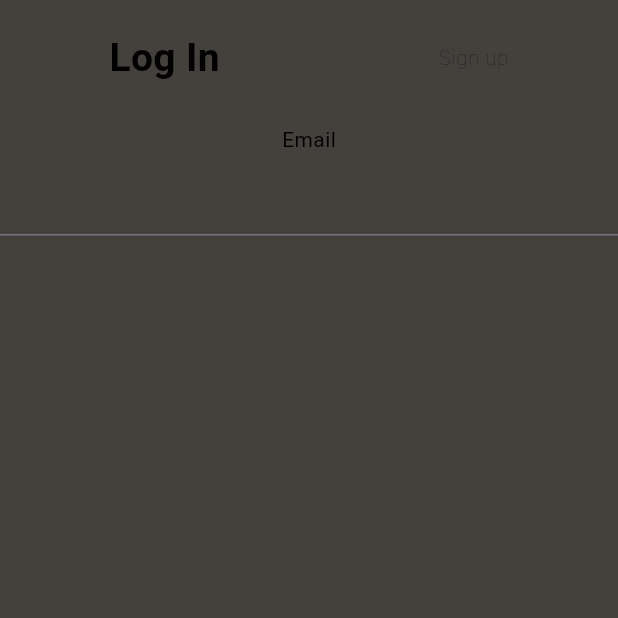
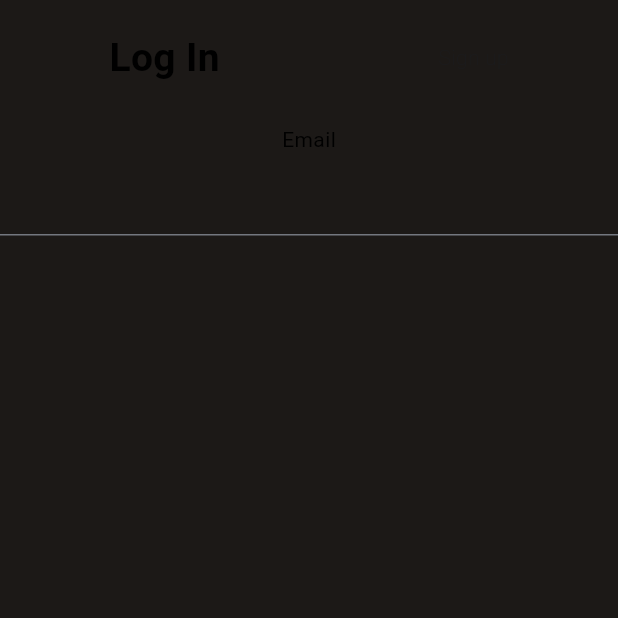
Before and after one commit to mozart-rue/habit_manager, a Flutter app: the screen it shows after launch, on a phone screen of 412 x 824 dp, the top half of it. Run offline on Flutter 3.47's test engine with Material 3 defaults, Android fonts, the light colour scheme and no system bars; our stand-ins replace gap; statements that could not run were skipped.

Commit message:
fix: changed background color

```diff
--- a/lib/core/ui/pages/background/background_screen.dart
+++ b/lib/core/ui/pages/background/background_screen.dart
@@ -14,7 +14,7 @@ class AppBackgroundScreen extends StatelessWidget {
           Container(
             height: size.height,
             width: size.width,
-            color: AppColors.slate700,
+            color: AppColors.slate900,
           ),
           child,
         ],
```
